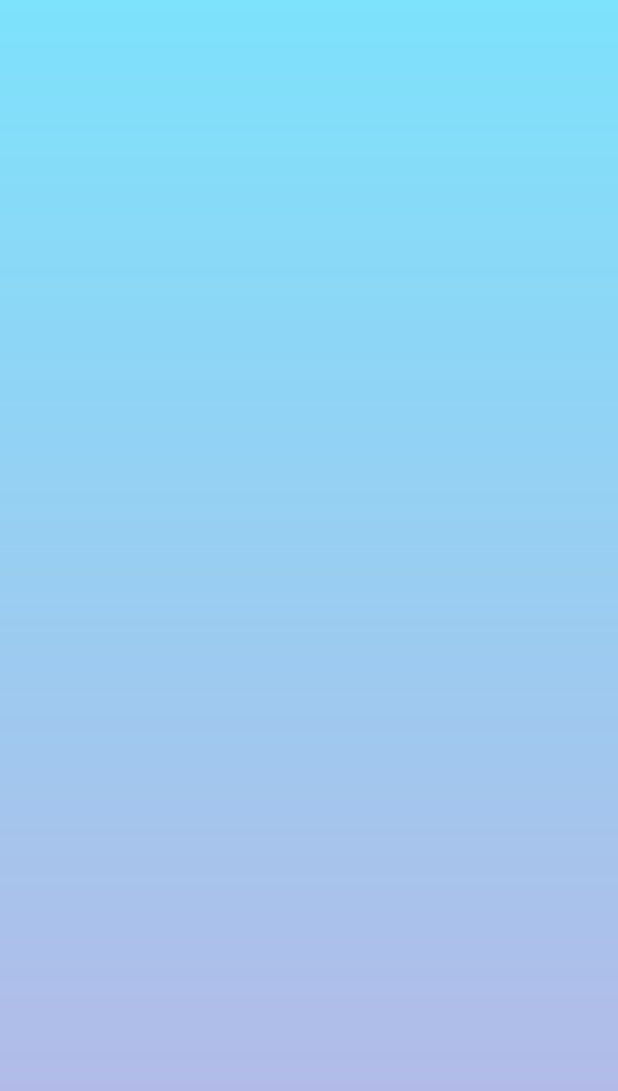
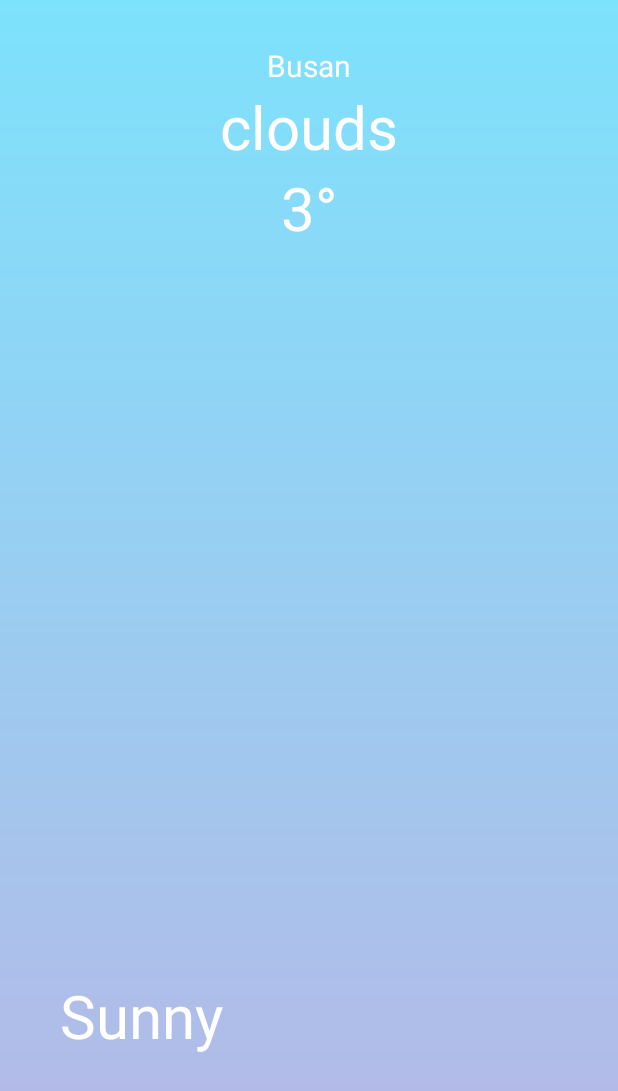
Before and after one commit to devjsy0897/LiteWeather, an Android app: the screen it shows after launch (MainActivity), on a phone screen of 412 x 824 dp. Shown: the top 1091 px of the screen. Run offline under Robolectric (Android 15) with nearby library versions, the phone set to English and light mode, and no system bars; our stand-ins replace AdMob.

Commit message:
레이아웃 잡음

```diff
--- a/app/src/main/res/layout/activity_main.xml
+++ b/app/src/main/res/layout/activity_main.xml
@@ -21,10 +21,57 @@
     <LinearLayout
         android:layout_width="wrap_content"
         android:layout_height="wrap_content"
+        android:layout_gravity="center"
+        android:layout_marginTop="30dp"
+        android:orientation="vertical">
+        <TextView
+            android:layout_width="wrap_content"
+            android:layout_height="wrap_content"
+            android:text="Busan"
+            android:textSize="20dp"
+            android:textColor="#ffffff"
+            android:layout_gravity="center"/>
+        <TextView
+            android:layout_width="wrap_content"
+            android:layout_height="wrap_content"
+            android:text="clouds"
+            android:textSize="40dp"
+            android:textColor="#ffffff"
+            android:layout_gravity="center"/>
+        <LinearLayout
+            android:layout_width="wrap_content"
+            android:layout_height="wrap_content"
+            android:orientation="horizontal"
+            android:layout_gravity="center">
+            <TextView
+                android:layout_width="wrap_content"
+                android:layout_height="wrap_content"
+                android:text="3"
+                android:textSize="40dp"
+                android:textColor="#ffffff"/>
+            <TextView
+                android:layout_width="wrap_content"
+                android:layout_height="wrap_content"
+                android:text="°"
+                android:textSize="40dp"
+                android:textColor="#ffffff"/>
+        </LinearLayout>
+    </LinearLayout>
 
-        />
-
-
+    <LinearLayout
+        android:layout_width="match_parent"
+        android:layout_height="match_parent">
+        <TextView
+            android:layout_width="wrap_content"
+            android:layout_height="wrap_content"
+            android:layout_gravity="bottom"
+            android:layout_marginBottom="60dp"
+            android:layout_marginLeft="40dp"
+            android:text="Sunny"
+            android:textSize="40dp"
+            android:textColor="#ffffff"
+            />
+    </LinearLayout>
 
 
 
```
